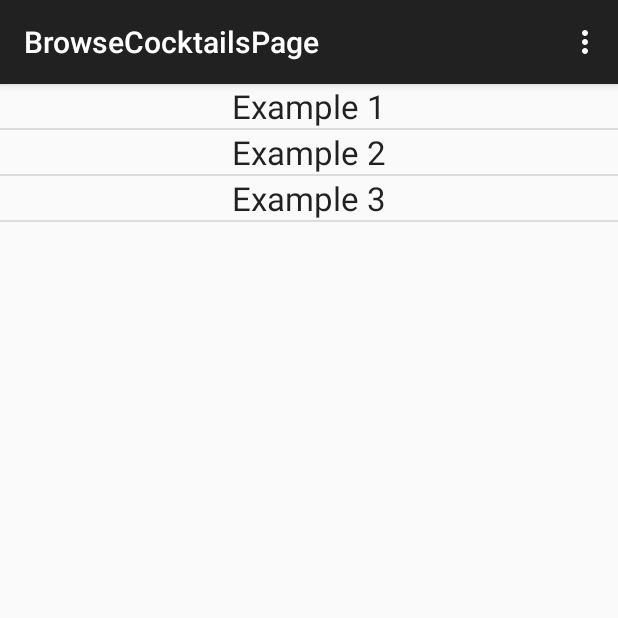
After one commit to hakims/Alchemy, an Android app: the BrowseCocktailsPage screen opened directly, with no data from a screen before it, on a phone screen of 412 x 824 dp, the top half of it. The commit adds this screen. Run offline under Robolectric (Android 15) with nearby library versions, the phone set to English and light mode, and no system bars.

Commit message:
Messing with fragments

```diff
--- a/app/src/main/AndroidManifest.xml
+++ b/app/src/main/AndroidManifest.xml
@@ -20,6 +20,10 @@
             android:name=".BasketPage"
             android:label="@string/title_activity_basket_page" >
         </activity>
+        <activity
+            android:name=".BrowseCocktailsPage"
+            android:label="@string/title_activity_browse_cocktails_page" >
+        </activity>
     </application>
 
 </manifest>
--- /dev/null
+++ b/app/src/main/java/com/dev/foundingfourfathers/alchemy/BrowseCocktailsPage.java
@@ -0,0 +1,71 @@
+package com.dev.foundingfourfathers.alchemy;
+
+import android.support.v7.app.ActionBarActivity;
+import android.support.v7.app.ActionBar;
+import android.support.v4.app.Fragment;
+import android.os.Bundle;
+import android.view.LayoutInflater;
+import android.view.Menu;
+import android.view.MenuItem;
+import android.view.View;
+import android.view.ViewGroup;
+import android.os.Build;
+
+
+public class BrowseCocktailsPage extends ActionBarActivity implements ExampleItemFragment.OnFragmentInteractionListener{
+
+    @Override
+    protected void onCreate(Bundle savedInstanceState) {
+        super.onCreate(savedInstanceState);
+        setContentView(R.layout.activity_browse_cocktails_page);
+
+        if (savedInstanceState == null) {
+            getFragmentManager().beginTransaction()
+                    .add(R.id.container, new ExampleItemFragment())
+                    .commit();
+        }
+    }
+
+
+    public void onFragmentInteraction(String id){
+
+    }
+
+    @Override
+    public boolean onCreateOptionsMenu(Menu menu) {
+        // Inflate the menu; this adds items to the action bar if it is present.
+        getMenuInflater().inflate(R.menu.menu_browse_cocktails_page, menu);
+        return true;
+    }
+
+    @Override
+    public boolean onOptionsItemSelected(MenuItem item) {
+        // Handle action bar item clicks here. The action bar will
+        // automatically handle clicks on the Home/Up button, so long
+        // as you specify a parent activity in AndroidManifest.xml.
+        int id = item.getItemId();
+
+        //noinspection SimplifiableIfStatement
+        if (id == R.id.action_settings) {
+            return true;
+        }
+
+        return super.onOptionsItemSelected(item);
+    }
+
+    /**
+     * A placeholder fragment containing a simple view.
+     */
+    public static class PlaceholderFragment extends Fragment {
+
+        public PlaceholderFragment() {
+        }
+
+        @Override
+        public View onCreateView(LayoutInflater inflater, ViewGroup container,
+                                 Bundle savedInstanceState) {
+            View rootView = inflater.inflate(R.layout.fragment_browse_cocktails_page, container, false);
+            return rootView;
+        }
+    }
+}
--- /dev/null
+++ b/app/src/main/java/com/dev/foundingfourfathers/alchemy/ExampleItemFragment.java
@@ -0,0 +1,153 @@
+package com.dev.foundingfourfathers.alchemy;
+
+import android.app.Activity;
+import android.os.Bundle;
+import android.app.Fragment;
+import android.view.LayoutInflater;
+import android.view.View;
+import android.view.ViewGroup;
+import android.widget.AbsListView;
+import android.widget.AdapterView;
+import android.widget.ArrayAdapter;
+import android.widget.ListAdapter;
+import android.widget.TextView;
+import android.widget.Toast;
+
+
+import com.dev.foundingfourfathers.alchemy.dummy.DummyContent;
+
+import java.util.ArrayList;
+import java.util.List;
+
+/**
+ * A fragment representing a list of Items.
+ * <p/>
+ * Large screen devices (such as tablets) are supported by replacing the ListView
+ * with a GridView.
+ * <p/>
+ * Activities containing this fragment MUST implement the {@link OnFragmentInteractionListener}
+ * interface.
+ */
+public class ExampleItemFragment extends Fragment implements AbsListView.OnItemClickListener {
+
+    // TODO: Rename parameter arguments, choose names that match
+    // the fragment initialization parameters, e.g. ARG_ITEM_NUMBER
+    private static final String ARG_PARAM1 = "param1";
+    private static final String ARG_PARAM2 = "param2";
+
+    private List exampleListItemList;
+
+    // TODO: Rename and change types of parameters
+    private String mParam1;
+    private String mParam2;
+
+    private OnFragmentInteractionListener mListener;
+
+    /**
+     * The fragment's ListView/GridView.
+     */
+    private AbsListView mListView;
+
+    /**
+     * The Adapter which will be used to populate the ListView/GridView with
+     * Views.
+     */
+    private ListAdapter mAdapter;
+
+    // TODO: Rename and change types of parameters
+    public static ExampleItemFragment newInstance(String param1, String param2) {
+        ExampleItemFragment fragment = new ExampleItemFragment();
+        Bundle args = new Bundle();
+        args.putString(ARG_PARAM1, param1);
+        args.putString(ARG_PARAM2, param2);
+        fragment.setArguments(args);
+        return fragment;
+    }
+
+    /**
+     * Mandatory empty constructor for the fragment manager to instantiate the
+     * fragment (e.g. upon screen orientation changes).
+     */
+    public ExampleItemFragment() {
+    }
+
+    @Override
+    public void onCreate(Bundle savedInstanceState) {
+        super.onCreate(savedInstanceState);
+
+        exampleListItemList = new ArrayList();
+        exampleListItemList.add(new ExampleListItem("Example 1"));
+        exampleListItemList.add(new ExampleListItem("Example 2"));
+        exampleListItemList.add(new ExampleListItem("Example 3"));
+        mAdapter = new ExampleListAdapter(getActivity(), exampleListItemList);
+    }
+
+    @Override
+    public View onCreateView(LayoutInflater inflater, ViewGroup container,
+                             Bundle savedInstanceState) {
+        View view = inflater.inflate(R.layout.fragment_exampleitem, container, false);
+
+        // Set the adapter
+        mListView = (AbsListView) view.findViewById(android.R.id.list);
+        ((AdapterView<ListAdapter>) mListView).setAdapter(mAdapter);
+
+        // Set OnItemClickListener so we can be notified on item clicks
+        mListView.setOnItemClickListener(this);
+
+        return view;
+    }
+
+    @Override
+    public void onAttach(Activity activity) {
+        super.onAttach(activity);
+        try {
+            mListener = (OnFragmentInteractionListener) activity;
+        } catch (ClassCastException e) {
+            throw new ClassCastException(activity.toString()
+                    + " must implement OnFragmentInteractionListener");
+        }
+    }
+
+    @Override
+    public void onDetach() {
+        super.onDetach();
+        mListener = null;
+    }
+
+
+    @Override
+    public void onItemClick(AdapterView<?> parent, View view, int position, long id) {
+        ExampleListItem item = (ExampleListItem)exampleListItemList.get(position);
+        Toast.makeText(getActivity(), item.getItemTitle() + " Clicked!"
+                , Toast.LENGTH_SHORT).show();
+    }
+
+    /**
+     * The default content for this Fragment has a TextView that is shown when
+     * the list is empty. If you would like to change the text, call this method
+     * to supply the text it should use.
+     */
+    public void setEmptyText(CharSequence emptyText) {
+        View emptyView = mListView.getEmptyView();
+
+        if (emptyView instanceof TextView) {
+            ((TextView) emptyView).setText(emptyText);
+        }
+    }
+
+    /**
+     * This interface must be implemented by activities that contain this
+     * fragment to allow an interaction in this fragment to be communicated
+     * to the activity and potentially other fragments contained in that
+     * activity.
+     * <p/>
+     * See the Android Training lesson <a href=
+     * "http://developer.android.com/training/basics/fragments/communicating.html"
+     * >Communicating with Other Fragments</a> for more information.
+     */
+    public interface OnFragmentInteractionListener {
+        // TODO: Update argument type and name
+        public void onFragmentInteraction(String id);
+    }
+
+}
--- /dev/null
+++ b/app/src/main/java/com/dev/foundingfourfathers/alchemy/ExampleListAdapter.java
@@ -0,0 +1,68 @@
+package com.dev.foundingfourfathers.alchemy;
+
+/**
+ * Created by alihakimi on 2/27/2015.
+ *
+ * Code borrowed from a tutorial found at: https://www.airpair.com/android/list-fragment-android-studio
+ */
+import android.content.Context;
+import android.view.LayoutInflater;
+import android.view.View;
+import android.view.ViewGroup;
+import android.widget.ArrayAdapter;
+import android.widget.TextView;
+import android.app.Activity;
+import java.util.List;
+
+public class ExampleListAdapter extends ArrayAdapter {
+
+    private Context context;
+    private boolean useList = true;
+
+    public ExampleListAdapter(Context context, List items) {
+        super(context, android.R.layout.simple_list_item_1, items);
+        this.context = context;
+    }
+
+    /**
+     * Holder for the list items.
+     */
+    private class ViewHolder{
+        TextView titleText;
+    }
+
+    /**
+     *
+     * @param position
+     * @param convertView
+     * @param parent
+     * @return
+     */
+    public View getView(int position, View convertView, ViewGroup parent) {
+        ViewHolder holder = null;
+        ExampleListItem item = (ExampleListItem)getItem(position);
+        View viewToUse = null;
+
+        // This block exists to inflate the settings list item conditionally based on whether
+        // we want to support a grid or list view.
+        LayoutInflater mInflater = (LayoutInflater) context
+                .getSystemService(Activity.LAYOUT_INFLATER_SERVICE);
+        if (convertView == null) {
+            if(useList){
+                viewToUse = mInflater.inflate(R.layout.example_list_item, null);
+            } else {
+                viewToUse = mInflater.inflate(R.layout.example_grid_item, null);
+            }
+
+            holder = new ViewHolder();
+            holder.titleText = (TextView)viewToUse.findViewById(R.id.titleTextView);
+            viewToUse.setTag(holder);
+        } else {
+            viewToUse = convertView;
+            holder = (ViewHolder) viewToUse.getTag();
+        }
+
+        holder.titleText.setText(item.getItemTitle());
+        return viewToUse;
+    }
+}
--- /dev/null
+++ b/app/src/main/java/com/dev/foundingfourfathers/alchemy/ExampleListItem.java
@@ -0,0 +1,21 @@
+package com.dev.foundingfourfathers.alchemy;
+
+/**
+ * Created by alihakimi on 2/27/2015.
+ */
+public class ExampleListItem {
+
+    private String itemTitle;
+
+    public String getItemTitle() {
+        return itemTitle;
+    }
+
+    public void setItemTitle(String itemTitle) {
+        this.itemTitle = itemTitle;
+    }
+
+    public ExampleListItem(String title){
+        this.itemTitle = title;
+    }
+}
--- /dev/null
+++ b/app/src/main/res/layout/activity_browse_cocktails_page.xml
@@ -0,0 +1,8 @@
+<FrameLayout xmlns:android="http://schemas.android.com/apk/res/android"
+    xmlns:tools="http://schemas.android.com/tools" android:id="@+id/container"
+    android:layout_width="match_parent" android:layout_height="match_parent"
+    tools:context="com.dev.foundingfourfathers.alchemy.BrowseCocktailsPage"
+    tools:ignore="MergeRootFrame" >
+
+
+</FrameLayout>
--- /dev/null
+++ b/app/src/main/res/layout/example_list_item.xml
@@ -0,0 +1,13 @@
+<?xml version="1.0" encoding="utf-8"?>
+<LinearLayout xmlns:android="http://schemas.android.com/apk/res/android"
+    android:orientation="vertical" android:layout_width="match_parent"
+    android:layout_height="match_parent">
+
+    <TextView
+        android:layout_width="wrap_content"
+        android:layout_height="wrap_content"
+        android:textAppearance="?android:attr/textAppearanceLarge"
+        android:text="Example Title"
+        android:id="@+id/titleTextView"
+        android:layout_gravity="center_horizontal" />
+</LinearLayout>
--- /dev/null
+++ b/app/src/main/res/menu/menu_browse_cocktails_page.xml
@@ -0,0 +1,7 @@
+<menu xmlns:android="http://schemas.android.com/apk/res/android"
+    xmlns:app="http://schemas.android.com/apk/res-auto"
+    xmlns:tools="http://schemas.android.com/tools"
+    tools:context="com.dev.foundingfourfathers.alchemy.BrowseCocktailsPage">
+    <item android:id="@+id/action_settings" android:title="@string/action_settings"
+        android:orderInCategory="100" app:showAsAction="never" />
+</menu>
--- a/app/src/main/res/values/strings.xml
+++ b/app/src/main/res/values/strings.xml
@@ -8,5 +8,6 @@
     <string name="title_section1">Section 1</string>
     <string name="title_section2">Section 2</string>
     <string name="title_section3">Section 3</string>
+    <string name="title_activity_browse_cocktails_page">BrowseCocktailsPage</string>
 
 </resources>
```
Also changed, not shown: app/src/main/java/com/dev/foundingfourfathers/alchemy/HomePage.java (+30 -4 lines), app/src/main/java/com/dev/foundingfourfathers/alchemy/dummy/DummyContent.java (added, +55 -0 lines), app/src/main/res/layout/activity_home_page.xml (+14 -4 lines), app/src/main/res/layout/example_grid_item.xml (added, +13 -0 lines), app/src/main/res/layout/fragment_browse_cocktails_page.xml (added, +15 -0 lines), app/src/main/res/layout/fragment_exampleitem_grid.xml (added, +13 -0 lines), app/src/main/res/layout/fragment_exampleitem_list.xml (added, +13 -0 lines), app/src/main/res/values-large/refs.xml (added, +12 -0 lines), app/src/main/res/values-sw600dp/refs.xml (added, +12 -0 lines), app/src/main/res/values/refs.xml (added, +12 -0 lines).
